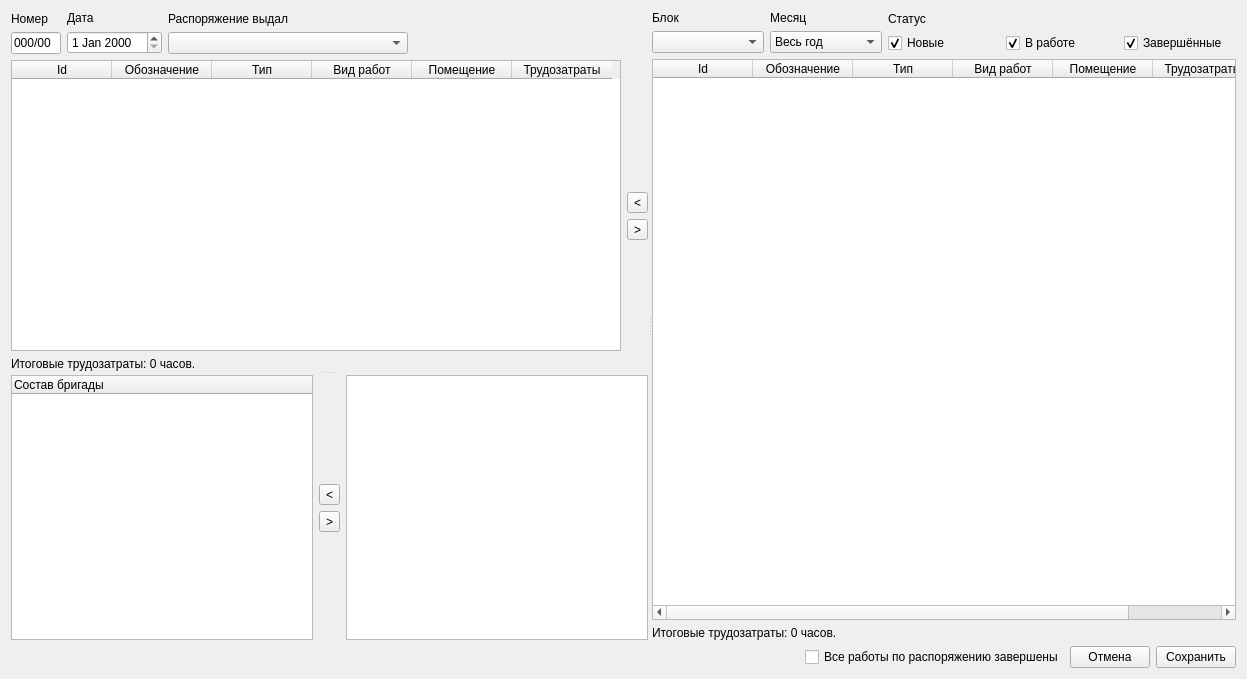
Qt form raspform.ui (Balyaev-D-A/MFDB) before a commit.
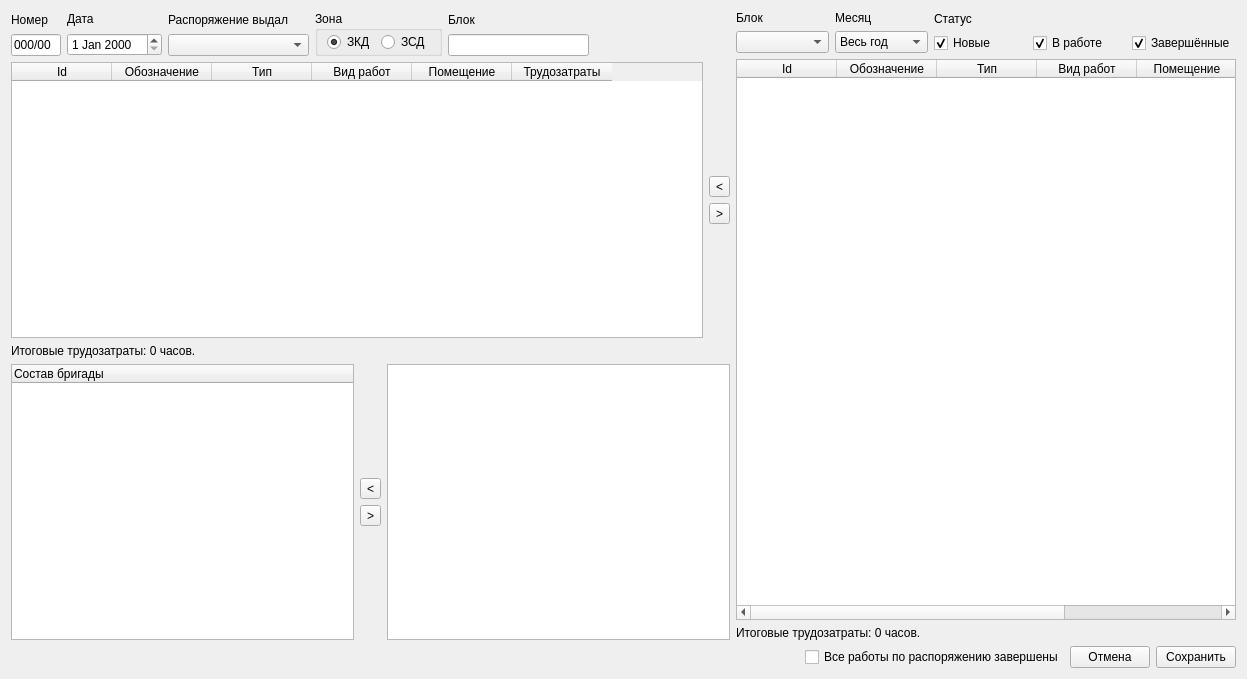
The same form after that commit. Custom widgets are drawn as their Qt base class.

```diff
--- a/raspform.ui
+++ b/raspform.ui
@@ -16,25 +16,12 @@
   <property name="windowTitle">
    <string>Распряжение</string>
   </property>
-  <layout class="QVBoxLayout" name="verticalLayout_17">
-   <item>
-    <widget class="QSplitter" name="splitter_2">
-     <property name="sizePolicy">
-      <sizepolicy hsizetype="Expanding" vsizetype="Expanding">
-       <horstretch>0</horstretch>
-       <verstretch>0</verstretch>
-      </sizepolicy>
-     </property>
-     <property name="orientation">
-      <enum>Qt::Horizontal</enum>
-     </property>
-     <widget class="QSplitter" name="splitter">
-      <property name="orientation">
-       <enum>Qt::Vertical</enum>
-      </property>
-      <widget class="QWidget" name="layoutWidget">
        <layout class="QVBoxLayout" name="verticalLayout_16">
         <item>
+    <layout class="QHBoxLayout" name="horizontalLayout_7">
+     <item>
+      <layout class="QVBoxLayout" name="verticalLayout_10">
+       <item>
          <layout class="QHBoxLayout" name="horizontalLayout_4">
           <item>
            <layout class="QVBoxLayout" name="verticalLayout_7">
@@ -113,6 +100,58 @@
             </item>
            </layout>
           </item>
+         <item>
+          <widget class="QGroupBox" name="groupBox">
+           <property name="title">
+            <string>Зона</string>
+           </property>
+           <layout class="QHBoxLayout" name="horizontalLayout_5">
+            <property name="topMargin">
+             <number>1</number>
+            </property>
+            <property name="bottomMargin">
+             <number>1</number>
+            </property>
+            <item>
+             <widget class="QRadioButton" name="ZKDRadio">
+              <property name="text">
+               <string>ЗКД</string>
+              </property>
+              <property name="checked">
+               <bool>true</bool>
+              </property>
+              <attribute name="buttonGroup">
+               <string notr="true">zoneGroup</string>
+              </attribute>
+             </widget>
+            </item>
+            <item>
+             <widget class="QRadioButton" name="ZSDRadio">
+              <property name="text">
+               <string>ЗСД</string>
+              </property>
+              <attribute name="buttonGroup">
+               <string notr="true">zoneGroup</string>
+              </attribute>
+             </widget>
+            </item>
+           </layout>
+          </widget>
+         </item>
+         <item>
+          <layout class="QVBoxLayout" name="verticalLayout_9">
+           <item>
+            <widget class="QLabel" name="label_4">
+             <property name="text">
+              <string>Блок</string>
+             </property>
+            </widget>
+           </item>
+           <item>
+            <widget class="QLineEdit" name="unitEdit"/>
+           </item>
+          </layout>
+         </item>
           <item>
            <spacer name="horizontalSpacer_2">
             <property name="orientation">
@@ -196,13 +235,6 @@
               </column>
              </widget>
             </item>
-            <item>
-             <widget class="QLabel" name="labelRaspTotal">
-              <property name="text">
-               <string>Итоговые трудозатраты: 0 часов.</string>
-              </property>
-             </widget>
-            </item>
            </layout>
           </item>
           <item>
@@ -251,9 +283,14 @@
           </item>
          </layout>
         </item>
-       </layout>
-      </widget>
-      <widget class="QWidget" name="layoutWidget">
+       <item>
+        <widget class="QLabel" name="labelRaspTotal">
+         <property name="text">
+          <string>Итоговые трудозатраты: 0 часов.</string>
+         </property>
+        </widget>
+       </item>
+       <item>
        <layout class="QHBoxLayout" name="horizontalLayout_6">
         <item>
          <widget class="DragDropTree" name="teamTree">
@@ -343,9 +380,10 @@
          </widget>
         </item>
        </layout>
-      </widget>
-     </widget>
-     <widget class="QWidget" name="layoutWidget">
+       </item>
+      </layout>
+     </item>
+     <item>
       <layout class="QVBoxLayout" name="verticalLayout_11">
        <property name="sizeConstraint">
         <enum>QLayout::SetMaximumSize</enum>
@@ -646,8 +684,8 @@
         </widget>
        </item>
       </layout>
-     </widget>
-    </widget>
+     </item>
+    </layout>
    </item>
    <item>
     <layout class="QHBoxLayout" name="horizontalLayout_3">
```
Left out of the diff: 3 changed lines with no effect on the pictures. Lines whose indentation alone changed are shown as unchanged.
